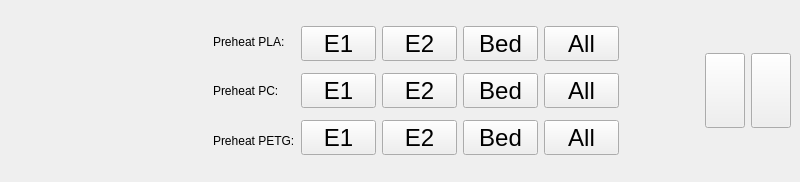
Before: the Qt Designer form ClientApp/qt/notactiveprintwidget.ui in re3Dprinting/touchscreen, drawn with Qt 5.
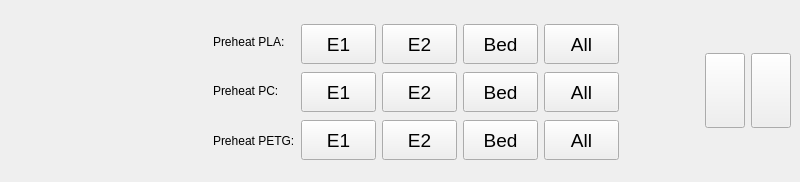
After: the same form once the commit is applied. Icons and pictures are not drawn.

```diff
--- a/ClientApp/qt/notactiveprintwidget.ui
+++ b/ClientApp/qt/notactiveprintwidget.ui
@@ -100,7 +100,7 @@
             <property name="minimumSize">
              <size>
               <width>70</width>
-              <height>30</height>
+              <height>40</height>
              </size>
             </property>
             <property name="maximumSize">
@@ -111,7 +111,7 @@
             </property>
             <property name="font">
              <font>
-              <pointsize>18</pointsize>
+              <pointsize>14</pointsize>
              </font>
             </property>
             <property name="toolTip">
@@ -133,7 +133,7 @@
             <property name="minimumSize">
              <size>
               <width>70</width>
-              <height>30</height>
+              <height>40</height>
              </size>
             </property>
             <property name="maximumSize">
@@ -144,7 +144,7 @@
             </property>
             <property name="font">
              <font>
-              <pointsize>18</pointsize>
+              <pointsize>14</pointsize>
              </font>
             </property>
             <property name="toolTip">
@@ -166,7 +166,7 @@
             <property name="minimumSize">
              <size>
               <width>70</width>
-              <height>30</height>
+              <height>40</height>
              </size>
             </property>
             <property name="maximumSize">
@@ -177,7 +177,7 @@
             </property>
             <property name="font">
              <font>
-              <pointsize>18</pointsize>
+              <pointsize>14</pointsize>
              </font>
             </property>
             <property name="toolTip">
@@ -199,7 +199,7 @@
             <property name="minimumSize">
              <size>
               <width>70</width>
-              <height>30</height>
+              <height>40</height>
              </size>
             </property>
             <property name="maximumSize">
@@ -210,7 +210,7 @@
             </property>
             <property name="font">
              <font>
-              <pointsize>18</pointsize>
+              <pointsize>14</pointsize>
              </font>
             </property>
             <property name="toolTip">
@@ -230,7 +230,7 @@
             <property name="minimumSize">
              <size>
               <width>70</width>
-              <height>30</height>
+              <height>40</height>
              </size>
             </property>
             <property name="maximumSize">
@@ -241,7 +241,7 @@
             </property>
             <property name="font">
              <font>
-              <pointsize>18</pointsize>
+              <pointsize>14</pointsize>
              </font>
             </property>
             <property name="toolTip">
@@ -263,7 +263,7 @@
             <property name="minimumSize">
              <size>
               <width>70</width>
-              <height>30</height>
+              <height>40</height>
              </size>
             </property>
             <property name="maximumSize">
@@ -274,7 +274,7 @@
             </property>
             <property name="font">
              <font>
-              <pointsize>18</pointsize>
+              <pointsize>14</pointsize>
              </font>
             </property>
             <property name="toolTip">
@@ -296,7 +296,7 @@
             <property name="minimumSize">
              <size>
               <width>70</width>
-              <height>30</height>
+              <height>40</height>
              </size>
             </property>
             <property name="maximumSize">
@@ -307,7 +307,7 @@
             </property>
             <property name="font">
              <font>
-              <pointsize>18</pointsize>
+              <pointsize>14</pointsize>
              </font>
             </property>
             <property name="toolTip">
@@ -329,7 +329,7 @@
             <property name="minimumSize">
              <size>
               <width>70</width>
-              <height>30</height>
+              <height>40</height>
              </size>
             </property>
             <property name="maximumSize">
@@ -340,7 +340,7 @@
             </property>
             <property name="font">
              <font>
-              <pointsize>18</pointsize>
+              <pointsize>14</pointsize>
              </font>
             </property>
             <property name="toolTip">
@@ -360,7 +360,7 @@
             <property name="minimumSize">
              <size>
               <width>70</width>
-              <height>30</height>
+              <height>40</height>
              </size>
             </property>
             <property name="maximumSize">
@@ -371,7 +371,7 @@
             </property>
             <property name="font">
              <font>
-              <pointsize>18</pointsize>
+              <pointsize>14</pointsize>
              </font>
             </property>
             <property name="toolTip">
@@ -393,7 +393,7 @@
             <property name="minimumSize">
              <size>
               <width>70</width>
-              <height>30</height>
+              <height>40</height>
              </size>
             </property>
             <property name="maximumSize">
@@ -404,7 +404,7 @@
             </property>
             <property name="font">
              <font>
-              <pointsize>18</pointsize>
+              <pointsize>14</pointsize>
              </font>
             </property>
             <property name="toolTip">
@@ -426,7 +426,7 @@
             <property name="minimumSize">
              <size>
               <width>70</width>
-              <height>30</height>
+              <height>40</height>
              </size>
             </property>
             <property name="maximumSize">
@@ -437,7 +437,7 @@
             </property>
             <property name="font">
              <font>
-              <pointsize>18</pointsize>
+              <pointsize>14</pointsize>
              </font>
             </property>
             <property name="toolTip">
@@ -459,7 +459,7 @@
             <property name="minimumSize">
              <size>
               <width>70</width>
-              <height>30</height>
+              <height>40</height>
              </size>
             </property>
             <property name="maximumSize">
@@ -470,7 +470,7 @@
             </property>
             <property name="font">
              <font>
-              <pointsize>18</pointsize>
+              <pointsize>14</pointsize>
              </font>
             </property>
             <property name="toolTip">
```
Left out of the diff: 6 changed lines with no effect on the pictures.
